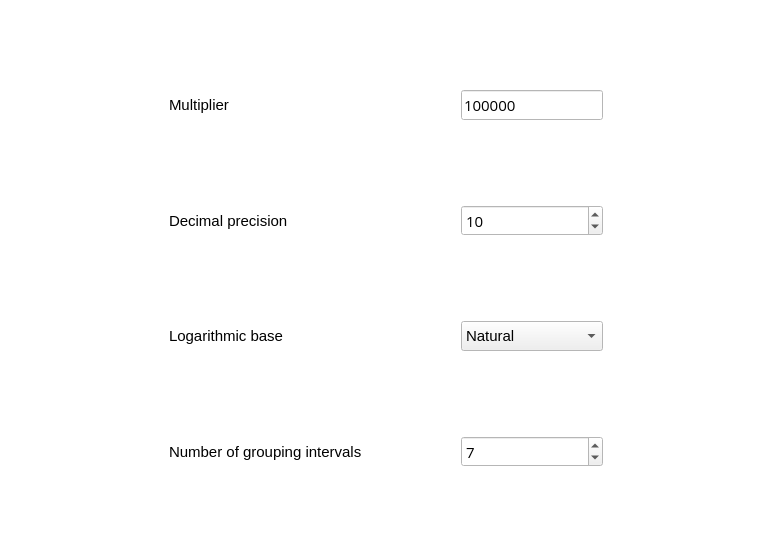
First picture: the form in src/Widgets/settingstablewidget.ui, repository skyproject/agemarker, before the edit.
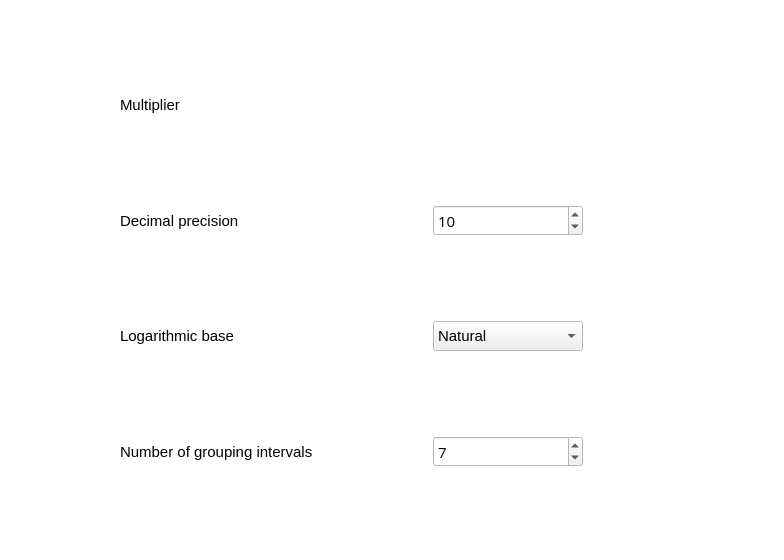
Second picture: the form after the edit. Custom widgets are drawn as their Qt base class.

Commit message:
Multiplier selector extended
Number of calculations editor added to multiplier selector; code
formatting improved

Diff of the .ui file:
```diff
--- a/src/Widgets/settingstablewidget.ui
+++ b/src/Widgets/settingstablewidget.ui
@@ -6,7 +6,7 @@
    <rect>
     <x>0</x>
     <y>0</y>
-    <width>772</width>
+    <width>784</width>
     <height>560</height>
    </rect>
   </property>
@@ -118,26 +118,23 @@
      </property>
     </spacer>
    </item>
-   <item row="0" column="3">
-    <widget class="SNumberEdit" name="textMultiplier">
+   <item row="0" column="3" colspan="3">
+    <widget class="MultiplierWidget" name="multiplier" native="true">
      <property name="minimumSize">
       <size>
-       <width>0</width>
+       <width>300</width>
+       <height>0</height>
+      </size>
+     </property>
+     <property name="maximumSize">
+      <size>
+       <width>16777215</width>
        <height>30</height>
       </size>
      </property>
-     <property name="font">
-      <font>
-       <family>Open Sans</family>
-       <pointsize>11</pointsize>
-      </font>
-     </property>
-     <property name="text">
-      <string>100000</string>
-     </property>
     </widget>
    </item>
-   <item row="0" column="4">
+   <item row="0" column="6">
     <spacer name="horizontalSpacer_3">
      <property name="orientation">
       <enum>Qt::Horizontal</enum>
@@ -175,27 +172,33 @@
      </property>
     </widget>
    </item>
-   <item row="1" column="2">
+   <item row="1" column="2" colspan="2">
     <spacer name="horizontalSpacer_12">
      <property name="orientation">
       <enum>Qt::Horizontal</enum>
      </property>
      <property name="sizeHint" stdset="0">
       <size>
-       <width>82</width>
-       <height>20</height>
+       <width>108</width>
+       <height>28</height>
       </size>
      </property>
     </spacer>
    </item>
-   <item row="1" column="3">
+   <item row="1" column="4">
     <widget class="SNumberBox" name="numPrecision">
      <property name="minimumSize">
       <size>
-       <width>0</width>
+       <width>150</width>
        <height>30</height>
       </size>
      </property>
+     <property name="maximumSize">
+      <size>
+       <width>150</width>
+       <height>16777215</height>
+      </size>
+     </property>
      <property name="font">
       <font>
        <family>Open Sans</family>
@@ -213,7 +216,7 @@
      </property>
     </widget>
    </item>
-   <item row="1" column="4">
+   <item row="1" column="5" colspan="2">
     <spacer name="horizontalSpacer_10">
      <property name="orientation">
       <enum>Qt::Horizontal</enum>
@@ -251,20 +254,20 @@
      </property>
     </widget>
    </item>
-   <item row="2" column="2">
-    <spacer name="horizontalSpacer_5">
+   <item row="2" column="2" colspan="2">
+    <spacer name="horizontalSpacer_13">
      <property name="orientation">
       <enum>Qt::Horizontal</enum>
      </property>
      <property name="sizeHint" stdset="0">
       <size>
-       <width>82</width>
-       <height>20</height>
+       <width>108</width>
+       <height>28</height>
       </size>
      </property>
     </spacer>
    </item>
-   <item row="2" column="3">
+   <item row="2" column="4">
     <widget class="QComboBox" name="boxLogarithm">
      <property name="minimumSize">
       <size>
@@ -289,14 +292,14 @@
      </item>
     </widget>
    </item>
-   <item row="2" column="4">
-    <spacer name="horizontalSpacer_6">
+   <item row="2" column="5" colspan="2">
+    <spacer name="horizontalSpacer_14">
      <property name="orientation">
       <enum>Qt::Horizontal</enum>
      </property>
      <property name="sizeHint" stdset="0">
       <size>
-       <width>158</width>
+       <width>180</width>
        <height>28</height>
       </size>
      </property>
@@ -327,20 +330,20 @@
      </property>
     </widget>
    </item>
-   <item row="3" column="2">
-    <spacer name="horizontalSpacer_7">
+   <item row="3" column="2" colspan="2">
+    <spacer name="horizontalSpacer_15">
      <property name="orientation">
       <enum>Qt::Horizontal</enum>
      </property>
      <property name="sizeHint" stdset="0">
       <size>
-       <width>82</width>
-       <height>20</height>
+       <width>108</width>
+       <height>28</height>
       </size>
      </property>
     </spacer>
    </item>
-   <item row="3" column="3">
+   <item row="3" column="4">
     <widget class="SNumberBox" name="numIntervalsNumber">
      <property name="minimumSize">
       <size>
@@ -365,14 +368,14 @@
      </property>
     </widget>
    </item>
-   <item row="3" column="4">
-    <spacer name="horizontalSpacer_8">
+   <item row="3" column="5" colspan="2">
+    <spacer name="horizontalSpacer_16">
      <property name="orientation">
       <enum>Qt::Horizontal</enum>
      </property>
      <property name="sizeHint" stdset="0">
       <size>
-       <width>158</width>
+       <width>180</width>
        <height>28</height>
       </size>
      </property>
@@ -381,16 +384,17 @@
   </layout>
  </widget>
  <customwidgets>
-  <customwidget>
-   <class>SNumberEdit</class>
-   <extends>QLineEdit</extends>
-   <header>suil_number_edit.h</header>
-  </customwidget>
   <customwidget>
    <class>SNumberBox</class>
    <extends>QSpinBox</extends>
    <header>suil_number_box.h</header>
   </customwidget>
+  <customwidget>
+   <class>MultiplierWidget</class>
+   <extends>QWidget</extends>
+   <header>Widgets/multiplierwidget.h</header>
+   <container>1</container>
+  </customwidget>
  </customwidgets>
  <resources/>
  <connections/>
```
The commit also changes 20 other files.
